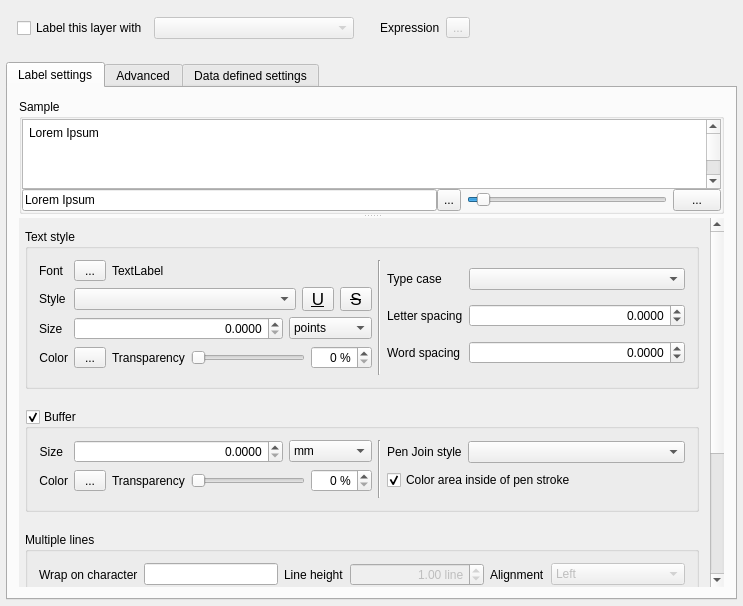
Above: src/ui/qgslabelingguibase.ui from qgis/QGIS before the change. Below: the same form after it.
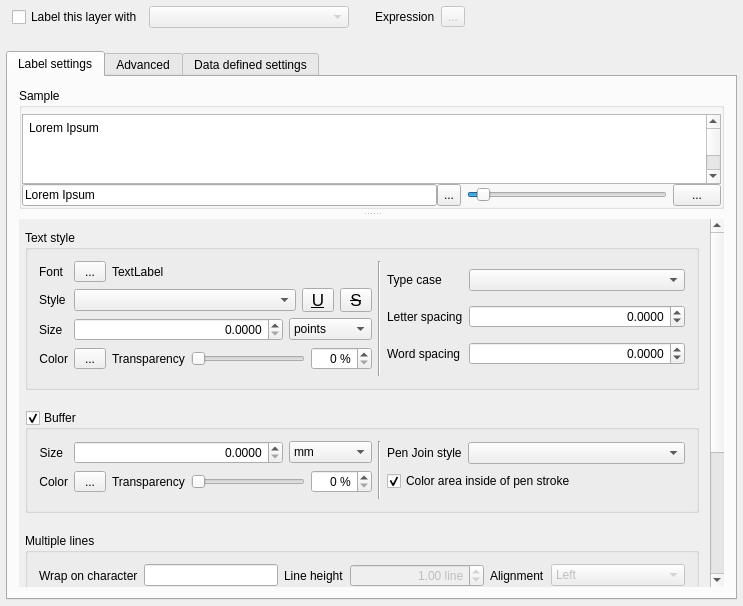
That is the form after the change. Icons and pictures are not drawn. Custom widgets are drawn as their Qt base class.

Commit message: Label preview of adv labeling is collapsible

```diff
--- a/src/ui/qgslabelingguibase.ui
+++ b/src/ui/qgslabelingguibase.ui
@@ -33,6 +33,15 @@
    <item row="0" column="0">
     <widget class="QFrame" name="frameLabelWith">
      <layout class="QHBoxLayout" name="horizontalLayout_3">
+      <property name="leftMargin">
+       <number>6</number>
+      </property>
+      <property name="topMargin">
+       <number>0</number>
+      </property>
+      <property name="rightMargin">
+       <number>6</number>
+      </property>
       <item>
        <widget class="QCheckBox" name="chkEnableLabeling">
         <property name="text">
@@ -154,6 +163,9 @@
          <property name="orientation">
           <enum>Qt::Vertical</enum>
          </property>
+         <property name="handleWidth">
+          <number>10</number>
+         </property>
          <property name="childrenCollapsible">
           <bool>false</bool>
          </property>
@@ -173,11 +185,23 @@
           <property name="title">
            <string>Sample</string>
           </property>
+          <property name="flat">
+           <bool>true</bool>
+          </property>
           <layout class="QVBoxLayout" name="verticalLayout_4">
            <property name="spacing">
             <number>0</number>
            </property>
-           <property name="margin">
+           <property name="leftMargin">
+            <number>0</number>
+           </property>
+           <property name="topMargin">
+            <number>6</number>
+           </property>
+           <property name="rightMargin">
+            <number>0</number>
+           </property>
+           <property name="bottomMargin">
             <number>0</number>
            </property>
            <item>
```
Left out of the diff: 2 changed lines with no effect on the pictures. The commit also changes 2 other files.
